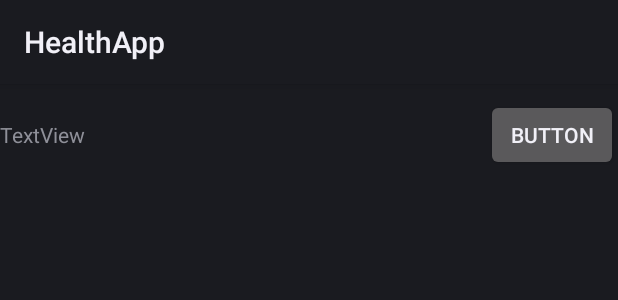
After one commit to pigergast/HealthApp, an Android app: the layout excercise_item.xml on its own in the app's theme, with its tools: preview values and no code run, on a phone screen of 412 x 824 dp. The commit adds this screen. Shown: the top 300 px of the screen. Run offline under Robolectric (Android 15) with nearby library versions, the phone set to English and light mode, and no system bars.

Commit message:
First recycler view

```diff
--- a/app/src/main/res/layout/activity_main.xml
+++ b/app/src/main/res/layout/activity_main.xml
@@ -17,5 +17,11 @@
             android:layout_width="wrap_content"
             android:layout_height="wrap_content"
             android:text="BMI Calculator" />
+
+        <Button
+            android:id="@+id/excercises"
+            android:layout_width="wrap_content"
+            android:layout_height="wrap_content"
+            android:text="Excercises" />
     </LinearLayout>
 </androidx.constraintlayout.widget.ConstraintLayout>
--- /dev/null
+++ b/app/src/main/res/layout/excercise_item.xml
@@ -0,0 +1,34 @@
+<?xml version="1.0" encoding="utf-8"?>
+
+
+<LinearLayout xmlns:android="http://schemas.android.com/apk/res/android"
+    android:layout_width="match_parent"
+    android:layout_height="wrap_content"
+    android:animateLayoutChanges="true"
+    android:orientation="vertical"
+    android:paddingTop="10dp"
+    android:paddingBottom="10dp">
+
+
+    <LinearLayout
+        android:layout_width="match_parent"
+        android:layout_height="wrap_content"
+        android:layout_weight="1"
+        android:orientation="horizontal">
+
+        <TextView
+            android:id="@+id/excerciseName"
+            android:layout_width="0dp"
+            android:layout_height="wrap_content"
+            android:layout_weight="1"
+            android:text="TextView" />
+
+        <Button
+            android:id="@+id/expand"
+            android:layout_width="wrap_content"
+            android:layout_height="wrap_content"
+            android:text="Button" />
+
+    </LinearLayout>
+
+</LinearLayout>
```
Also changed, not shown: app/src/main/java/com/example/healthapp/ExcerciseAdapter.java (added, +59 -0 lines), app/src/main/java/com/example/healthapp/Excercises.java (+17 -13 lines), app/src/main/java/com/example/healthapp/MainActivity.java (+8 -0 lines), app/src/main/java/com/example/healthapp/Model/ExcerciseModel.java (+6 -2 lines), app/src/main/res/layout/activity_excercises.xml (+8 -44 lines), app/src/main/res/layout/set_listview.xml (added, +9 -0 lines).
